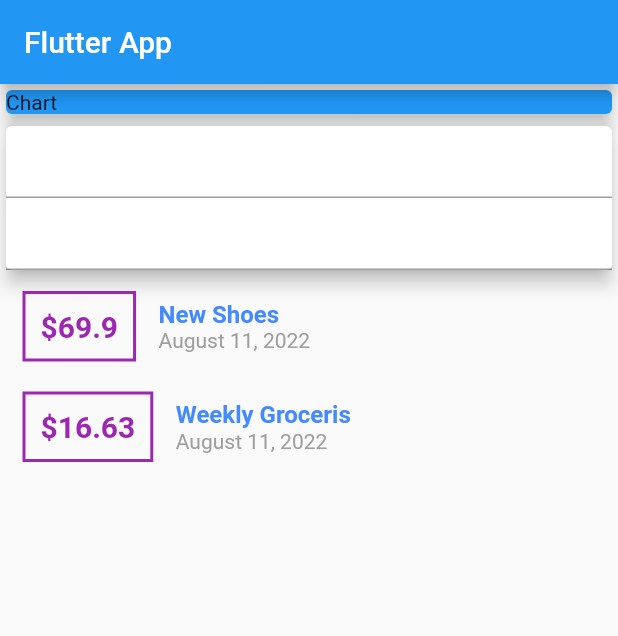
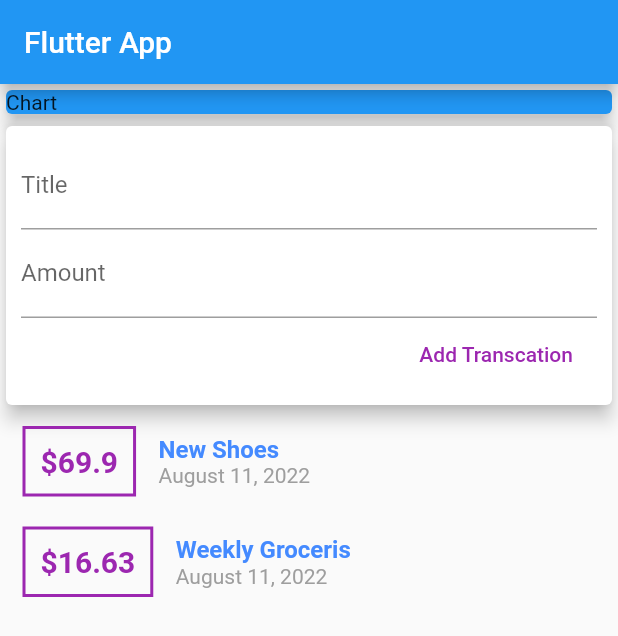
Before and after one commit to yasser2020/expense_planner, a Flutter app: the screen it shows after launch, on a phone screen of 412 x 824 dp. Shown: the top 636 px of the screen. Run offline on Flutter 3.47's test engine with Material 2 defaults, Android fonts, the phone set to English and light mode, and no system bars.

Commit message:
add FlatButton

```diff
--- a/lib/main.dart
+++ b/lib/main.dart
@@ -47,11 +47,18 @@ class MyHomePage extends StatelessWidget {
           ),
           Card(
             elevation: 5,
-            child: Column(
-              children: [
-                TextField(),
-                TextField()
-              ],
+            child: Container(
+              padding: EdgeInsets.all(10),
+              child: Column(
+                crossAxisAlignment: CrossAxisAlignment.end,
+                children: [
+                  TextField(decoration: InputDecoration(labelText: 'Title')),
+                  TextField(
+                    decoration: InputDecoration(labelText: 'Amount'),
+                  ),
+                  FlatButton(onPressed:() {}, child: Text("Add Transcation"),textColor: Colors.purple,)
+                ],
+              ),
             ),
           ),
           Column(
@@ -82,10 +89,10 @@ class MyHomePage extends StatelessWidget {
                             fontSize: 16,
                             color: Colors.blueAccent),
                       ),
-                      Text(DateFormat.yMMMMd().format(tx.date),style:TextStyle(
-
-                        color: Colors.grey,
-                      ))
+                      Text(DateFormat.yMMMMd().format(tx.date),
+                          style: TextStyle(
+                            color: Colors.grey,
+                          ))
                     ],
                   )
                 ],
```
